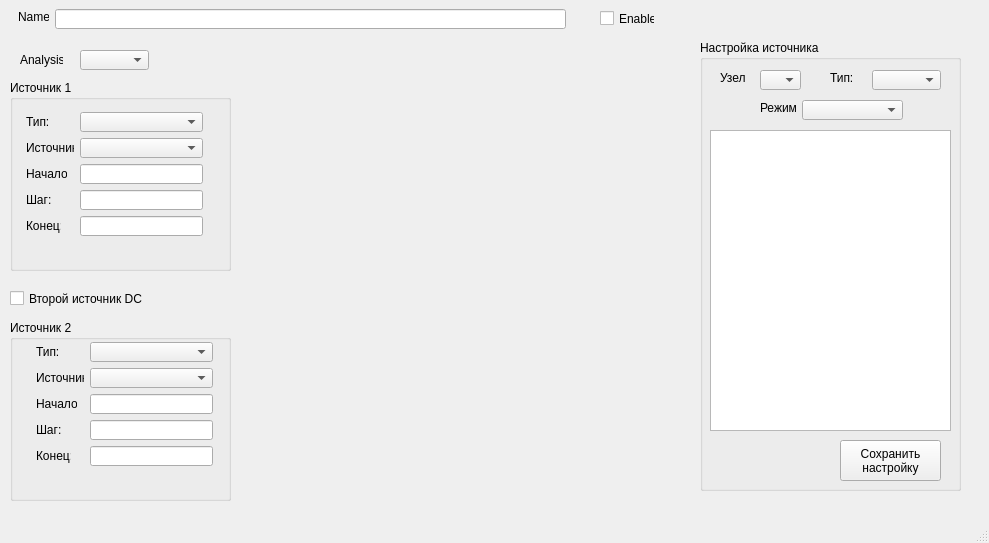
maluginp/Tsunami, file src/Tsunami/AnalysisWindow.ui: the form before one commit.
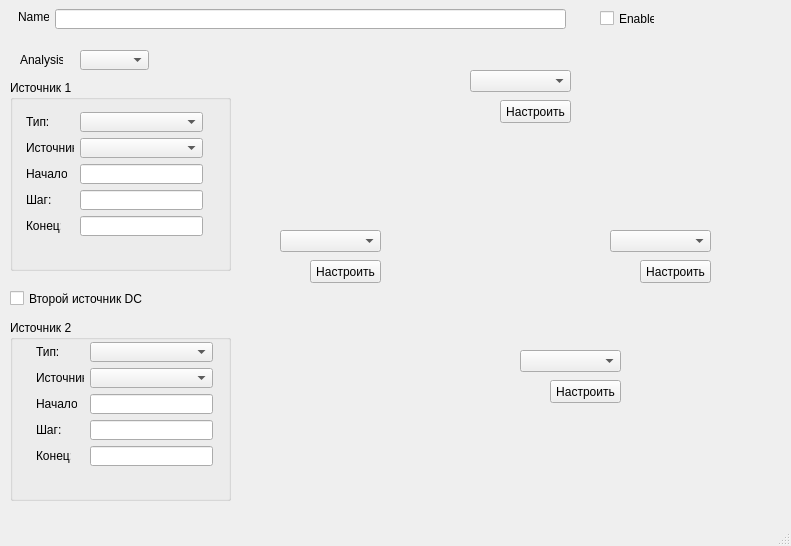
The form after the commit. Icons and pictures are not drawn. Custom widgets are drawn as their Qt base class.

Commit message: Большие изменения в форме анализа

What changed in the file:
```diff
--- a/src/Tsunami/AnalysisWindow.ui
+++ b/src/Tsunami/AnalysisWindow.ui
@@ -6,30 +6,14 @@
    <rect>
     <x>0</x>
     <y>0</y>
-    <width>989</width>
-    <height>543</height>
+    <width>791</width>
+    <height>546</height>
    </rect>
   </property>
   <property name="windowTitle">
    <string>Manager analysis</string>
   </property>
   <widget class="QWidget" name="centralwidget">
-   <widget class="WebView" name="webView" native="true">
-    <property name="geometry">
-     <rect>
-      <x>240</x>
-      <y>50</y>
-      <width>451</width>
-      <height>441</height>
-     </rect>
-    </property>
-    <property name="minimumSize">
-     <size>
-      <width>300</width>
-      <height>300</height>
-     </size>
-    </property>
-   </widget>
    <widget class="QComboBox" name="analysisTypeComboBox">
     <property name="geometry">
      <rect>
@@ -72,115 +56,6 @@
      <string>Второй источник DC</string>
     </property>
    </widget>
-   <widget class="QGroupBox" name="groupBox">
-    <property name="geometry">
-     <rect>
-      <x>700</x>
-      <y>40</y>
-      <width>261</width>
-      <height>451</height>
-     </rect>
-    </property>
-    <property name="title">
-     <string>Настройка источника</string>
-    </property>
-    <widget class="QTableView" name="sourceConfigurationTableView">
-     <property name="geometry">
-      <rect>
-       <x>10</x>
-       <y>90</y>
-       <width>241</width>
-       <height>301</height>
-      </rect>
-     </property>
-     <attribute name="horizontalHeaderStretchLastSection">
-      <bool>false</bool>
-     </attribute>
-    </widget>
-    <widget class="QComboBox" name="sourceTypeComboBox">
-     <property name="geometry">
-      <rect>
-       <x>172</x>
-       <y>30</y>
-       <width>69</width>
-       <height>20</height>
-      </rect>
-     </property>
-    </widget>
-    <widget class="QLabel" name="label_16">
-     <property name="geometry">
-      <rect>
-       <x>130</x>
-       <y>30</y>
-       <width>36</width>
-       <height>16</height>
-      </rect>
-     </property>
-     <property name="text">
-      <string>Тип:</string>
-     </property>
-    </widget>
-    <widget class="QPushButton" name="saveSourceConfigurationButton">
-     <property name="geometry">
-      <rect>
-       <x>140</x>
-       <y>400</y>
-       <width>101</width>
-       <height>41</height>
-      </rect>
-     </property>
-     <property name="text">
-      <string>Сохранить
-настройку</string>
-     </property>
-    </widget>
-    <widget class="QComboBox" name="sourceNodeComboBox">
-     <property name="geometry">
-      <rect>
-       <x>60</x>
-       <y>30</y>
-       <width>41</width>
-       <height>20</height>
-      </rect>
-     </property>
-    </widget>
-    <widget class="QLabel" name="label_17">
-     <property name="geometry">
-      <rect>
-       <x>20</x>
-       <y>30</y>
-       <width>36</width>
-       <height>16</height>
-      </rect>
-     </property>
-     <property name="text">
-      <string>Узел</string>
-     </property>
-    </widget>
-    <widget class="QLabel" name="label_18">
-     <property name="geometry">
-      <rect>
-       <x>60</x>
-       <y>60</y>
-       <width>36</width>
-       <height>16</height>
-      </rect>
-     </property>
-     <property name="text">
-      <string>Режим:</string>
-     </property>
-    </widget>
-    <widget class="QComboBox" name="sourceModeComboBox">
-     <property name="geometry">
-      <rect>
-       <x>102</x>
-       <y>60</y>
-       <width>101</width>
-       <height>20</height>
-      </rect>
-     </property>
-    </widget>
-   </widget>
    <widget class="QLineEdit" name="analysisNameLineEdit">
     <property name="geometry">
      <rect>
@@ -473,6 +348,114 @@
      </property>
     </widget>
    </widget>
+   <widget class="QLabel" name="label_13">
+    <property name="geometry">
+     <rect>
+      <x>390</x>
+      <y>110</y>
+      <width>251</width>
+      <height>281</height>
+     </rect>
+    </property>
+    <property name="text">
+     <string/>
+    </property>
+    <property name="pixmap">
+     <pixmap resource="resources.qrc">:/images/NMOS</pixmap>
+    </property>
+   </widget>
+   <widget class="QComboBox" name="node3TypeComboBox">
+    <property name="geometry">
+     <rect>
+      <x>520</x>
+      <y>350</y>
+      <width>101</width>
+      <height>22</height>
+     </rect>
+    </property>
+   </widget>
+   <widget class="QPushButton" name="node3ParamsButton">
+    <property name="geometry">
+     <rect>
+      <x>550</x>
+      <y>380</y>
+      <width>71</width>
+      <height>23</height>
+     </rect>
+    </property>
+    <property name="text">
+     <string>Настроить</string>
+    </property>
+   </widget>
+   <widget class="QComboBox" name="node4TypeComboBox">
+    <property name="geometry">
+     <rect>
+      <x>610</x>
+      <y>230</y>
+      <width>101</width>
+      <height>22</height>
+     </rect>
+    </property>
+   </widget>
+   <widget class="QPushButton" name="node4ParamsButton">
+    <property name="geometry">
+     <rect>
+      <x>640</x>
+      <y>260</y>
+      <width>71</width>
+      <height>23</height>
+     </rect>
+    </property>
+    <property name="text">
+     <string>Настроить</string>
+    </property>
+   </widget>
+   <widget class="QPushButton" name="node1ParamsButton">
+    <property name="geometry">
+     <rect>
+      <x>500</x>
+      <y>100</y>
+      <width>71</width>
+      <height>23</height>
+     </rect>
+    </property>
+    <property name="text">
+     <string>Настроить</string>
+    </property>
+   </widget>
+   <widget class="QComboBox" name="node1TypeComboBox">
+    <property name="geometry">
+     <rect>
+      <x>470</x>
+      <y>70</y>
+      <width>101</width>
+      <height>22</height>
+     </rect>
+    </property>
+   </widget>
+   <widget class="QComboBox" name="node2TypeComboBox">
+    <property name="geometry">
+     <rect>
+      <x>280</x>
+      <y>230</y>
+      <width>101</width>
+      <height>22</height>
+     </rect>
+    </property>
+   </widget>
+   <widget class="QPushButton" name="node2ParamsButton">
+    <property name="geometry">
+     <rect>
+      <x>310</x>
+      <y>260</y>
+      <width>71</width>
+      <height>23</height>
+     </rect>
+    </property>
+    <property name="text">
+     <string>Настроить</string>
+    </property>
+   </widget>
   </widget>
   <widget class="QMenuBar" name="menubar">
    <property name="geometry">
@@ -486,14 +469,8 @@
   </widget>
   <widget class="QStatusBar" name="statusbar"/>
  </widget>
- <customwidgets>
-  <customwidget>
-   <class>WebView</class>
-   <extends>QWidget</extends>
-   <header>webkit/WebKit.h</header>
-   <container>1</container>
-  </customwidget>
- </customwidgets>
- <resources/>
+ <resources>
+  <include location="resources.qrc"/>
+ </resources>
  <connections/>
 </ui>
```
Left out of the diff: 2 changed lines with no effect on the pictures. The commit also changes 7 other files.
